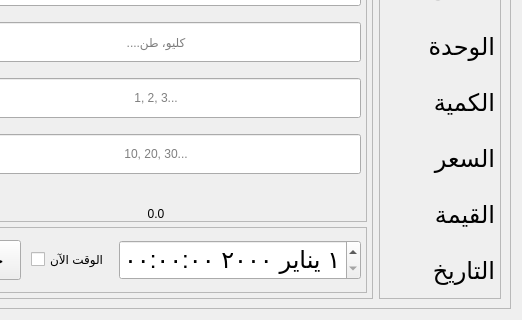
MuhammadTarek10/charity-app, file src/interface/views/donations_view.ui: the form before one commit; both pictures show x 82 to 604 and y 228 to 548 of the 604 by 548 pixel window.
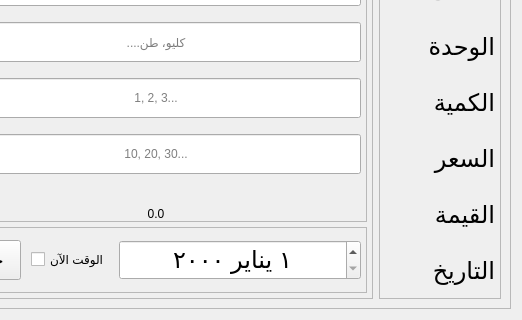
The form after the commit. Icons and pictures are not drawn.

Diff of the .ui file:
```diff
--- a/src/interface/views/donations_view.ui
+++ b/src/interface/views/donations_view.ui
@@ -434,7 +434,7 @@
              </widget>
             </item>
             <item>
-             <widget class="QDateTimeEdit" name="dateTimeEdit">
+             <widget class="QDateEdit" name="dateEdit">
               <property name="sizePolicy">
                <sizepolicy hsizetype="Expanding" vsizetype="Expanding">
                 <horstretch>0</horstretch>
```
